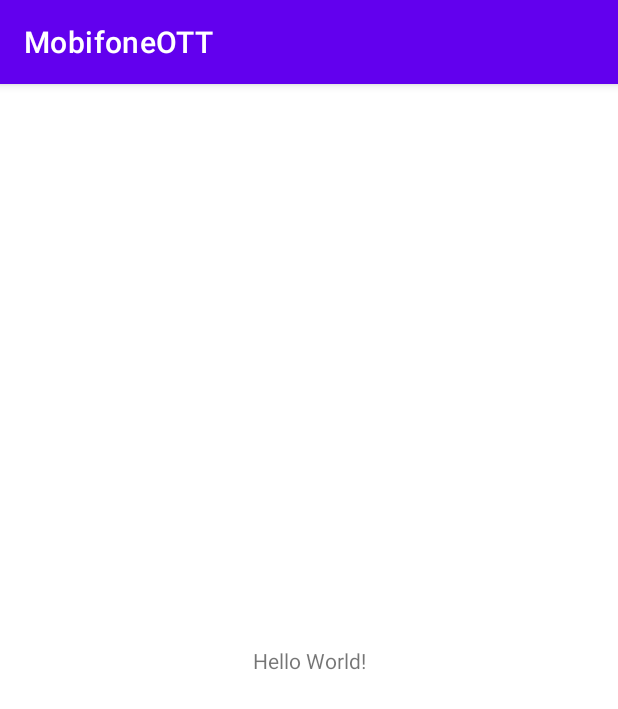
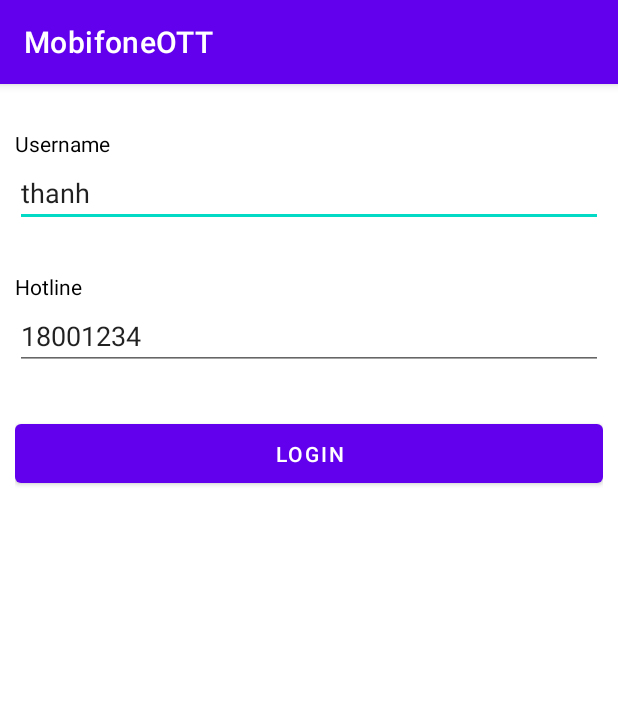
Before and after one commit to haonv151168/mobifoneott, an Android app: the screen it shows after launch (MainActivity), on a phone screen of 412 x 824 dp. Shown: the top 709 px of the screen. Run offline under Robolectric (Android 15) with nearby library versions, the phone set to English and light mode, and no system bars.

Commit message:
Complete SDK and Example

```diff
--- a/app/src/main/java/com/mobifone/mobifoneott/MainActivity.kt
+++ b/app/src/main/java/com/mobifone/mobifoneott/MainActivity.kt
@@ -1,13 +1,49 @@
 package com.mobifone.mobifoneott
 
+import android.content.Intent
 import androidx.appcompat.app.AppCompatActivity
 import android.os.Bundle
+import android.util.Log
+import android.widget.Button
+import android.widget.EditText
+import com.example.webrtcdemoandroid.repository.ApiRepository
+import com.example.webrtcdemoandroid.repository.ApiRepositoryImpl
+import com.mobifone.mobifonecall.Config
+import com.mobifone.mobifonecall.MeetingInfo
+import kotlinx.coroutines.GlobalScope
+import kotlinx.coroutines.launch
 
 
 class MainActivity : AppCompatActivity() {
+    lateinit var edtUserName: EditText
+    lateinit var edtHotline: EditText
+    lateinit var btnLogin: Button
+
+    var apiRepository: ApiRepository = ApiRepositoryImpl()
+
     override fun onCreate(savedInstanceState: Bundle?) {
         super.onCreate(savedInstanceState)
         setContentView(R.layout.activity_main)
+        edtUserName = findViewById(R.id.edt_username)
+        edtHotline = findViewById(R.id.edt_hotline)
+        btnLogin = findViewById(R.id.btn_login)
 
+        edtUserName.setText("thanh")
+        edtHotline.setText("18001234")
+
+        btnLogin.setOnClickListener {
+            GlobalScope.launch {
+                val response = apiRepository.getToken(edtUserName.text.toString())
+                if (response.status == "200") {
+                    Log.e("tag", response.token)
+                    Config.jwt_token = response.token
+                    MeetingInfo.toHotline = edtHotline.text.toString()
+
+                    // navigate screen
+                    val intent = Intent(this@MainActivity, HomeActivity::class.java)
+                    startActivity(intent)
+                }
+            }
+        }
     }
 }
--- /dev/null
+++ b/app/src/main/java/com/mobifone/mobifoneott/constants/ApiClient.kt
@@ -0,0 +1,12 @@
+package com.example.webrtcdemoandroid.constants
+
+import okhttp3.OkHttpClient
+import java.util.concurrent.TimeUnit
+
+object ApiClient {
+    fun create(): OkHttpClient {
+        return OkHttpClient.Builder()
+            .readTimeout(ApiConstants.timeout, TimeUnit.SECONDS)
+            .build()
+    }
+}
--- /dev/null
+++ b/app/src/main/java/com/mobifone/mobifoneott/constants/ApiConstants.kt
@@ -0,0 +1,10 @@
+package com.example.webrtcdemoandroid.constants
+
+object ApiConstants {
+    const val timeout = 20L
+    val baseUrl: String by lazy { baseUrl() }
+
+    private fun baseUrl(): String {
+        return "http://ott.mobifone.ai/"
+    }
+}
--- /dev/null
+++ b/app/src/main/java/com/mobifone/mobifoneott/repository/ApiRepository.kt
@@ -0,0 +1,17 @@
+package com.example.webrtcdemoandroid.repository
+
+import com.mobifone.mobifoneott.network.token.TokenResponse
+import com.mobifone.mobifoneott.service.ApiService
+
+
+interface ApiRepository {
+    suspend fun getToken(name: String): TokenResponse
+}
+
+
+class ApiRepositoryImpl: ApiRepository {
+    private val apiService = ApiService.create()
+    override suspend fun getToken(name: String): TokenResponse {
+        return apiService.getToken(name)
+    }
+}
--- /dev/null
+++ b/app/src/main/java/com/mobifone/mobifoneott/service/ApiService.kt
@@ -0,0 +1,27 @@
+package com.mobifone.mobifoneott.service
+
+import com.example.webrtcdemoandroid.constants.ApiClient
+import com.example.webrtcdemoandroid.constants.ApiConstants
+import com.mobifone.mobifoneott.network.token.TokenResponse
+import retrofit2.Retrofit
+import retrofit2.converter.moshi.MoshiConverterFactory
+import retrofit2.http.*
+
+interface ApiService {
+    @GET("callcenter-backend/token_msale/{name}")
+    suspend fun getToken(
+        @Path("name") name: String
+    ): TokenResponse
+
+
+    companion object {
+        fun create(): ApiService {
+            return Retrofit.Builder()
+                .baseUrl(ApiConstants.baseUrl)
+                .client(ApiClient.create())
+                .addConverterFactory(MoshiConverterFactory.create())
+                .build()
+                .create(ApiService::class.java)
+        }
+    }
+}
--- a/app/src/main/res/layout/activity_main.xml
+++ b/app/src/main/res/layout/activity_main.xml
@@ -4,15 +4,55 @@
     xmlns:tools="http://schemas.android.com/tools"
     android:layout_width="match_parent"
     android:layout_height="match_parent"
-    tools:context=".MainActivity">
+    tools:context=".MainActivity"
+    android:padding="10dp">
 
     <TextView
+        android:id="@+id/tv_username"
         android:layout_width="wrap_content"
         android:layout_height="wrap_content"
-        android:text="Hello World!"
-        app:layout_constraintBottom_toBottomOf="parent"
-        app:layout_constraintLeft_toLeftOf="parent"
-        app:layout_constraintRight_toRightOf="parent"
-        app:layout_constraintTop_toTopOf="parent" />
+        android:text="Username"
+        android:textColor="@color/black"
+        app:layout_constraintStart_toStartOf="parent"
+        app:layout_constraintTop_toTopOf="parent"
+        android:layout_marginTop="20dp"
+        />
+
+    <EditText
+        android:id="@+id/edt_username"
+        android:layout_width="match_parent"
+        android:layout_height="wrap_content"
+        app:layout_constraintTop_toTopOf="@+id/tv_username"
+        app:layout_constraintStart_toStartOf="parent"
+        android:layout_marginTop="20dp"/>
+
+
+    <TextView
+        android:id="@+id/tv_hotline"
+        android:layout_width="wrap_content"
+        android:layout_height="wrap_content"
+        android:text="Hotline"
+        android:textColor="@color/black"
+        app:layout_constraintStart_toStartOf="parent"
+        app:layout_constraintTop_toBottomOf="@+id/edt_username"
+        android:layout_marginTop="30dp"/>
+
+    <EditText
+        android:id="@+id/edt_hotline"
+        android:layout_width="match_parent"
+        android:layout_height="wrap_content"
+        app:layout_constraintTop_toTopOf="@+id/tv_hotline"
+        app:layout_constraintStart_toStartOf="parent"
+        android:layout_marginTop="20dp"/>
+
+    <Button
+        android:id="@+id/btn_login"
+        android:layout_width="match_parent"
+        android:layout_height="wrap_content"
+        android:text="Login"
+        app:layout_constraintStart_toStartOf="parent"
+        app:layout_constraintTop_toBottomOf="@id/edt_hotline"
+        android:paddingVertical="10dp"
+        android:layout_marginTop="30dp" />
 
 </androidx.constraintlayout.widget.ConstraintLayout>
```
Also changed, not shown: app/build.gradle (+13 -2 lines), app/src/main/AndroidManifest.xml (+15 -2 lines), app/src/main/java/com/mobifone/mobifoneott/HomeActivity.kt (added, +110 -0 lines), app/src/main/java/com/mobifone/mobifoneott/network/token/TokenResponse.kt (added, +7 -0 lines), app/src/main/res/layout/activity_home.xml (added, +53 -0 lines), mobifonecall/src/main/java/com/mobifone/mobifonecall/MobifoneClient.kt (+5 -3 lines), mobifonecall/src/main/java/com/mobifone/mobifonecall/SignalResponModel.kt (+8 -8 lines).
